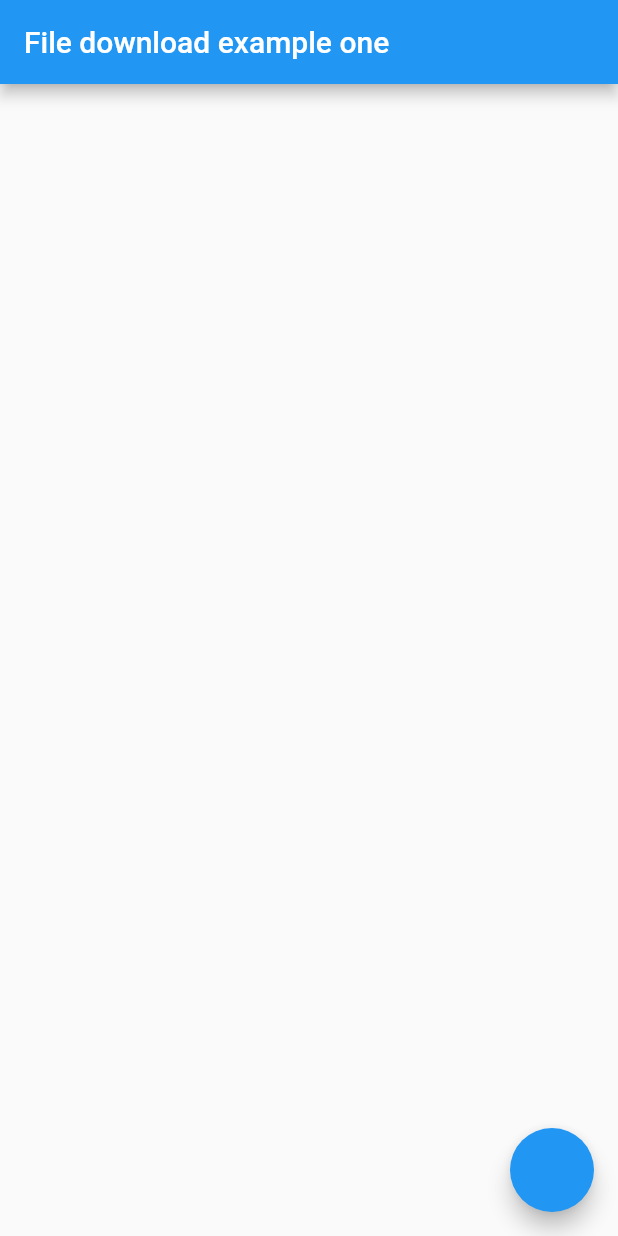
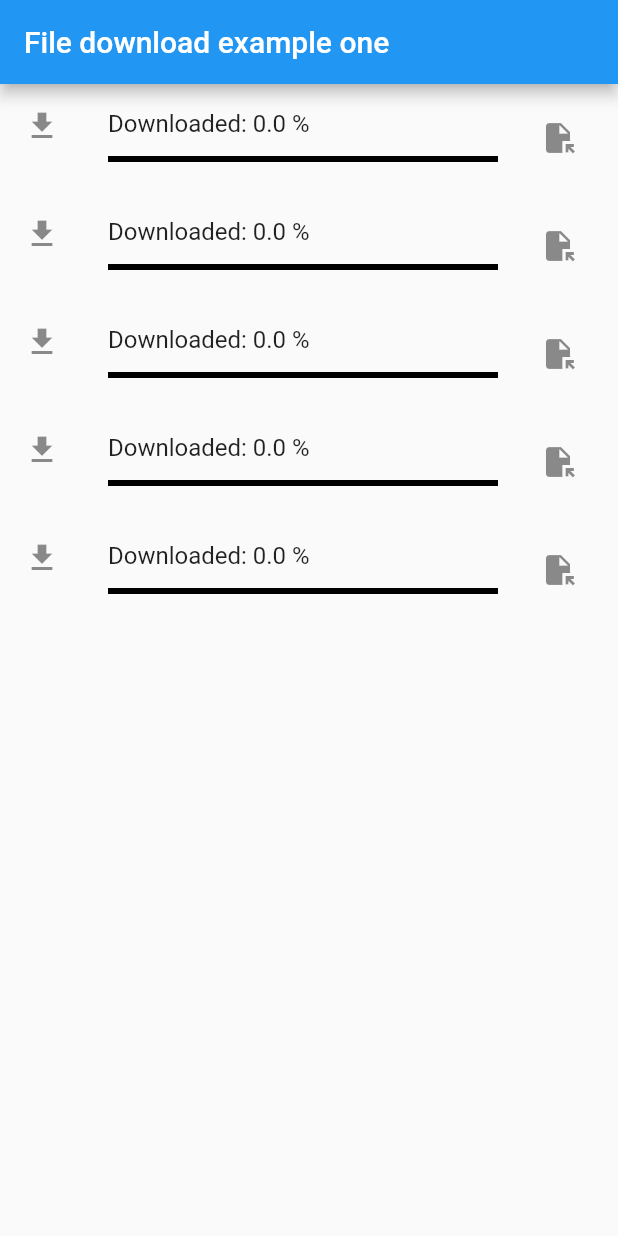
Before and after one commit to Abdusamad98/file_download_tutorial, a Flutter app: the screen it shows after launch, on a phone screen of 412 x 824 dp. Run offline on Flutter 3.47's test engine with Material 2 defaults, Android fonts, the phone set to English and light mode, and no system bars; our stand-ins replace bloc, dio, equatable, flutter_bloc, permission_handler; missing offline and left inert: flutter_charts, open_file_safe.

Commit message:
new changes

```diff
--- a/lib/cubit/file_manager_cubit.dart
+++ /dev/null
@@ -1,183 +0,0 @@
-import 'dart:async';
-import 'dart:io';
-
-import 'package:bloc/bloc.dart';
-import 'package:dio/dio.dart';
-import 'package:equatable/equatable.dart';
-import 'package:file_download_tutorial/utils/utils.dart';
-import 'package:flutter/material.dart';
-import 'package:open_file_safe/open_file_safe.dart';
-import 'package:path_provider/path_provider.dart';
-import 'package:permission_handler/permission_handler.dart';
-
-part 'file_manager_state.dart';
-
-class FileManagerCubit extends Cubit<FileManagerState> {
-  FileManagerCubit()
-      : super(
-          FileManagerState(
-              files: filesData,
-              progresses: filesData.map((e) => e.progress).toList()),
-        );
-
-   StreamController<List<double>> controller = StreamController<List<double>>();
-
-   void func(){
-     controller.stream.asBroadcastStream();
-  }
-  List<double> progresses = filesData.map((e) => e.progress).toList();
-
-  void downloadFile({
-    required String fileName,
-    required String url,
-  }) async {
-    //Permission get
-    bool hasPermission = await _requestWritePermission();
-    if (!hasPermission) return;
-    Dio dio = Dio();
-
-    // Userga ko'rinadigan path
-    var directory = await getDownloadPath();
-    String newFileLocation =
-        "${directory?.path}/$fileName${url.substring(url.length - 5, url.length)}";
-    var allFiles = directory?.list();
-
-    print("NEW FILE:$newFileLocation");
-
-    List<String> filePaths = [];
-    await allFiles?.forEach((element) {
-      print("FILES IN DOWNLOAD FOLDER:${element.path}");
-      filePaths.add(element.path.toString());
-    });
-
-    if (filePaths.contains(newFileLocation)) {
-      OpenFile.open(newFileLocation);
-    } else {
-      try {
-        await dio.download(url, newFileLocation,
-            onReceiveProgress: (received, total) {
-          double pr = received / total;
-          // emit(state.copyWith(
-          //   progress: pr,
-          // ));
-        });
-        OpenFile.open(
-          newFileLocation,
-        );
-      } catch (error) {
-        debugPrint("DOWNLOAD ERROR:$error");
-      }
-    }
-  }
-
-  void downloadIfExists({
-    required int index,
-  }) async {
-    bool hasPermission = await _requestWritePermission();
-    if (!hasPermission) return;
-    Dio dio = Dio();
-    var directory = await getDownloadPath();
-    String url = state.files[index].fileUrl;
-    String newFileLocation =
-        "${directory?.path}/${state.files[index].fileName}${url.substring(url.length - 5, url.length)}";
-    try {
-      await dio.download(url, newFileLocation,
-          onReceiveProgress: (received, total) {
-        var pr = received / total;
-        progresses[index] = pr;
-        controller.sink.add(progresses);
-        emit(state);
-      });
-      // OpenFile.open(
-      //   newFileLocation,
-      // );
-
-    } catch (error) {
-      debugPrint("DOWNLOAD ERROR:$error");
-    }
-  }
-
-  Future<bool> _requestWritePermission() async {
-    await Permission.storage.request();
-    return await Permission.storage.request().isGranted;
-  }
-
-  Future<Directory?> getDownloadPath() async {
-    Directory? directory;
-    try {
-      if (Platform.isIOS) {
-        directory = await getApplicationDocumentsDirectory();
-      } else {
-        directory = Directory('/storage/emulated/0/Download');
-        if (!await directory.exists()) {
-          directory = await getExternalStorageDirectory();
-        }
-      }
-    } catch (err) {
-      debugPrint("Cannot get download folder path");
-    }
-    return directory;
-  }
-}
-
-class FileInfo extends Equatable {
-  final String fileName;
-  final String fileUrl;
-  final double progress;
-
-  FileInfo({
-    required this.fileName,
-    required this.fileUrl,
-    required this.progress,
-  });
-
-  FileInfo copyWith({
-    String? fileName,
-    String? fileUrl,
-    double? progress,
-  }) =>
-      FileInfo(
-        fileName: fileName ?? this.fileName,
-        fileUrl: fileUrl ?? this.fileUrl,
-        progress: progress ?? this.progress,
-      );
-
-  @override
-  List<Object?> get props => [
-        fileName,
-        fileUrl,
-        progress,
-      ];
-}
-
-List<FileInfo> filesData = [
-  FileInfo(
-    fileName: "PythonBook",
-    fileUrl: "https://bilimlar.uz/wp-content/uploads/2021/02/k100001.pdf",
-    progress: 0.0,
-  ),
-  FileInfo(
-    progress: 0.0,
-    fileName: "Butterfly",
-    fileUrl:
-        "https://images.all-free-download.com/footage_preview/mp4/closeup_of_wild_butterfly_in_nature_6891908.mp4",
-  ),
-  FileInfo(
-    progress: 0.0,
-    fileName: "Sabyan ya Rohman",
-    fileUrl:
-        "https://muzzona.kz/upload/files/2020-12/sabyan-gambus-rohman-ya-rohman_(muzzona.kz).mp3",
-  ),
-  FileInfo(
-    progress: 0.0,
-    fileName: "ajotyib rasm",
-    fileUrl:
-        "https://odam.uz/upload/media/posts/2019-10/21/mashhur-suratkash-ajoyib-rasm-olish-sirlarini-oshkor-qildi_1571694997-b.jpg",
-  ),
-  FileInfo(
-    progress: 0.0,
-    fileName: "Foydali file",
-    fileUrl:
-        "https://foydali-fayllar.uz/wp-content/uploads/2021/04/informatika-test.doc.zip",
-  ),
-];
--- a/lib/cubit/file_manager_state.dart
+++ /dev/null
@@ -1,26 +0,0 @@
-part of 'file_manager_cubit.dart';
-
-class FileManagerState extends Equatable {
-  FileManagerState({
-    required this.files,
-    required this.progresses,
-  });
-
-  final List<FileInfo> files;
-  final List<double> progresses;
-
-  FileManagerState copyWith({
-    List<FileInfo>? files,
-    List<double>? progresses,
-  }) =>
-      FileManagerState(
-        files: files ?? this.files,
-        progresses: progresses ?? this.progresses,
-      );
-
-  @override
-  List<Object?> get props => [
-        files,
-        progresses,
-      ];
-}
--- /dev/null
+++ b/lib/download_cubit/file_manager_state.dart
@@ -0,0 +1,26 @@
+part of 'file_manager_cubit.dart';
+
+class FileManagerState extends Equatable {
+  FileManagerState({
+    required this.progress,
+    required this.newFileLocation,
+  });
+
+  final double progress;
+  final String newFileLocation;
+
+  FileManagerState copyWith({
+    double? progress,
+    String? newFileLocation,
+  }) =>
+      FileManagerState(
+        progress: progress ?? this.progress,
+        newFileLocation: newFileLocation ?? this.newFileLocation,
+      );
+
+  @override
+  List<Object?> get props => [
+        progress,
+        newFileLocation,
+      ];
+}
--- a/lib/download_example.dart
+++ b/lib/download_example.dart
@@ -1,7 +1,6 @@
-import 'package:file_download_tutorial/cubit/file_manager_cubit.dart';
+import 'package:file_download_tutorial/models/file_info.dart';
+import 'package:file_download_tutorial/widgets/single_file_download.dart';
 import 'package:flutter/material.dart';
-import 'package:flutter_bloc/flutter_bloc.dart';
-import 'package:open_file_safe/open_file_safe.dart';
 
 class FileDownloadExample extends StatefulWidget {
   const FileDownloadExample({Key? key}) : super(key: key);
@@ -15,58 +14,15 @@ class _FileDownloadExampleState extends State<FileDownloadExample> {
 
   @override
   Widget build(BuildContext context) {
-    return WillPopScope(
-      onWillPop: () async {
-        if (doublePress == 2) {
-          return true;
-        } else {
-          doublePress++;
-        }
-        return false;
-      },
-      child: Scaffold(
-        appBar: AppBar(
-          title: const Text("File download example one"),
-        ),
-        body: BlocBuilder<FileManagerCubit, FileManagerState>(
-          builder: (context, state) {
-            return StreamBuilder(
-                stream: context.read<FileManagerCubit>().controller.stream,
-                builder: (context, snapshot) {
-                  if (snapshot.hasData) {
-                    var prData = snapshot.data!;
-                    return ListView(
-                      children: List.generate(state.files.length, (index) {
-                        var singleFile = state.files[index];
-                        print("PRO:${singleFile.progress}");
-                        return ListTile(
-                          leading: const Icon(Icons.download),
-                          title: Text(
-                              "Downloaded: ${singleFile.progress * 100} %"),
-                          subtitle: LinearProgressIndicator(
-                            value: prData[index],
-                            backgroundColor: Colors.black,
-                          ),
-                          onTap: () {
-                            context.read<FileManagerCubit>().downloadIfExists(
-                                  index: index,
-                                );
-                          },
-                        );
-                      }),
-                    );
-                  }
-                  return const SizedBox();
-                });
-          },
-        ),
-        floatingActionButton: FloatingActionButton(
-          onPressed: () {
-            OpenFile.open(
-              "/storage/emulated/0/Download/video8.mp4",
-            );
-          },
-        ),
+    return Scaffold(
+      appBar: AppBar(
+        title: const Text("File download example one"),
+      ),
+      body: ListView(
+        children: List.generate(filesData.length, (index) {
+          var singleFile = filesData[index];
+          return SingleFileDownload(fileInfo: singleFile);
+        }),
       ),
     );
   }
--- /dev/null
+++ b/lib/models/file_info.dart
@@ -0,0 +1,63 @@
+import 'package:equatable/equatable.dart';
+
+class FileInfo extends Equatable {
+  final String fileName;
+  final String fileUrl;
+  final double progress;
+
+  const FileInfo({
+    required this.fileName,
+    required this.fileUrl,
+    required this.progress,
+  });
+
+  FileInfo copyWith({
+    String? fileName,
+    String? fileUrl,
+    double? progress,
+  }) =>
+      FileInfo(
+        fileName: fileName ?? this.fileName,
+        fileUrl: fileUrl ?? this.fileUrl,
+        progress: progress ?? this.progress,
+      );
+
+  @override
+  List<Object?> get props => [
+        fileName,
+        fileUrl,
+        progress,
+      ];
+}
+
+List<FileInfo> filesData = [
+  FileInfo(
+    fileName: "PythonBook",
+    fileUrl: "https://bilimlar.uz/wp-content/uploads/2021/02/k100001.pdf",
+    progress: 0.0,
+  ),
+  FileInfo(
+    progress: 0.0,
+    fileName: "Butterfly",
+    fileUrl:
+        "https://images.all-free-download.com/footage_preview/mp4/closeup_of_wild_butterfly_in_nature_6891908.mp4",
+  ),
+  FileInfo(
+    progress: 0.0,
+    fileName: "Sabyan ya Rohman",
+    fileUrl:
+        "https://muzzona.kz/upload/files/2020-12/sabyan-gambus-rohman-ya-rohman_(muzzona.kz).mp3",
+  ),
+  FileInfo(
+    progress: 0.0,
+    fileName: "ajotyib rasm",
+    fileUrl:
+        "https://odam.uz/upload/media/posts/2019-10/21/mashhur-suratkash-ajoyib-rasm-olish-sirlarini-oshkor-qildi_1571694997-b.jpg",
+  ),
+  FileInfo(
+    progress: 0.0,
+    fileName: "Foydali file",
+    fileUrl:
+        "https://foydali-fayllar.uz/wp-content/uploads/2021/04/informatika-test.doc.zip",
+  ),
+];
--- /dev/null
+++ b/lib/widgets/single_file_download.dart
@@ -0,0 +1,47 @@
+import 'package:file_download_tutorial/download_cubit/file_manager_cubit.dart';
+import 'package:file_download_tutorial/models/file_info.dart';
+import 'package:flutter/material.dart';
+import 'package:flutter_bloc/flutter_bloc.dart';
+import 'package:open_file_safe/open_file_safe.dart';
+
+class SingleFileDownload extends StatelessWidget {
+  SingleFileDownload({Key? key, required this.fileInfo}) : super(key: key);
+
+  final FileInfo fileInfo;
+   FileManagerCubit fileManagerCubit = FileManagerCubit();
+
+  @override
+  Widget build(BuildContext context) {
+    return BlocProvider.value(
+      value: fileManagerCubit,
+      child: BlocBuilder<FileManagerCubit, FileManagerState>(
+        builder: (context, state) {
+          return ListTile(
+            leading: state.newFileLocation.isEmpty
+                ? const Icon(Icons.download)
+                : const Icon(Icons.download_done),
+            title: Text("Downloaded: ${state.progress * 100} %"),
+            subtitle: LinearProgressIndicator(
+              value: state.progress,
+              backgroundColor: Colors.black,
+            ),
+            onTap: () {
+              context
+                  .read<FileManagerCubit>()
+                  .downloadIfExists(fileInfo: fileInfo);
+            },
+            trailing: IconButton(
+              onPressed: () {
+                if (state.newFileLocation.isNotEmpty) {
+                  print(state.newFileLocation);
+                  OpenFile.open(state.newFileLocation);
+                }
+              },
+              icon: const Icon(Icons.file_open),
+            ),
+          );
+        },
+      ),
+    );
+  }
+}
```
Also changed, not shown: lib/download_cubit/file_manager_cubit.dart (added, +108 -0 lines), lib/main.dart (+3 -6 lines).
